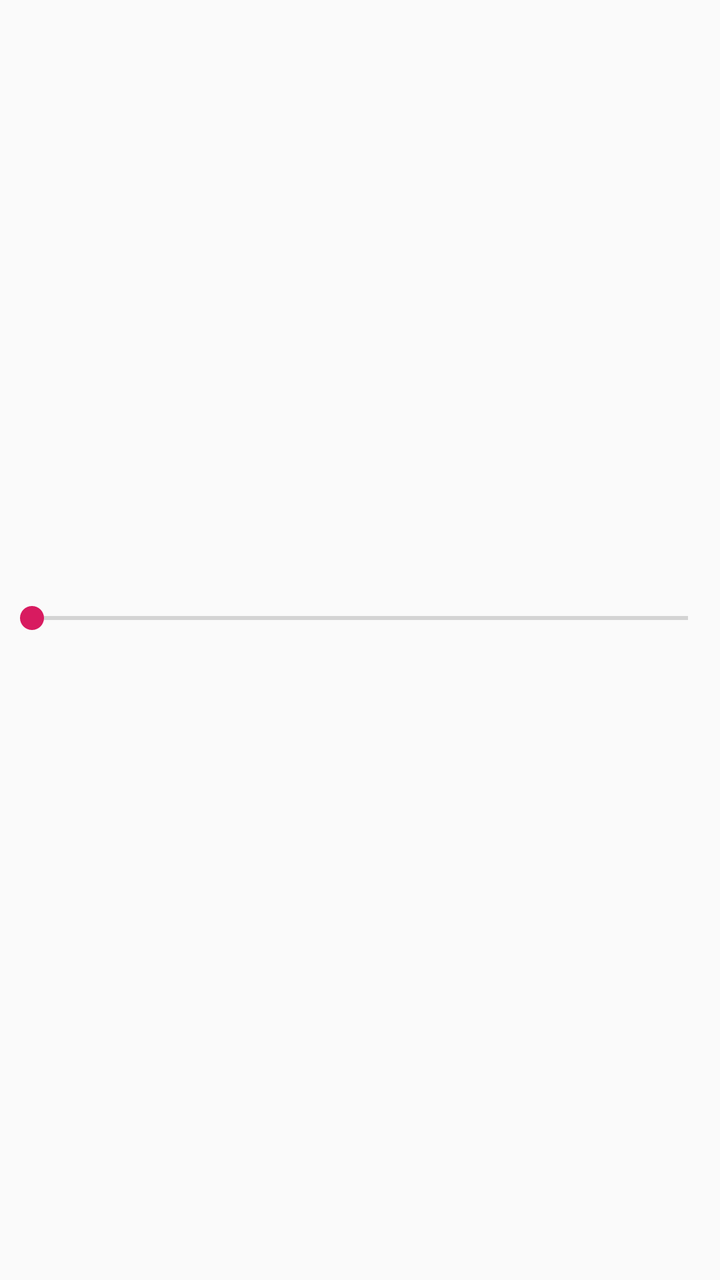
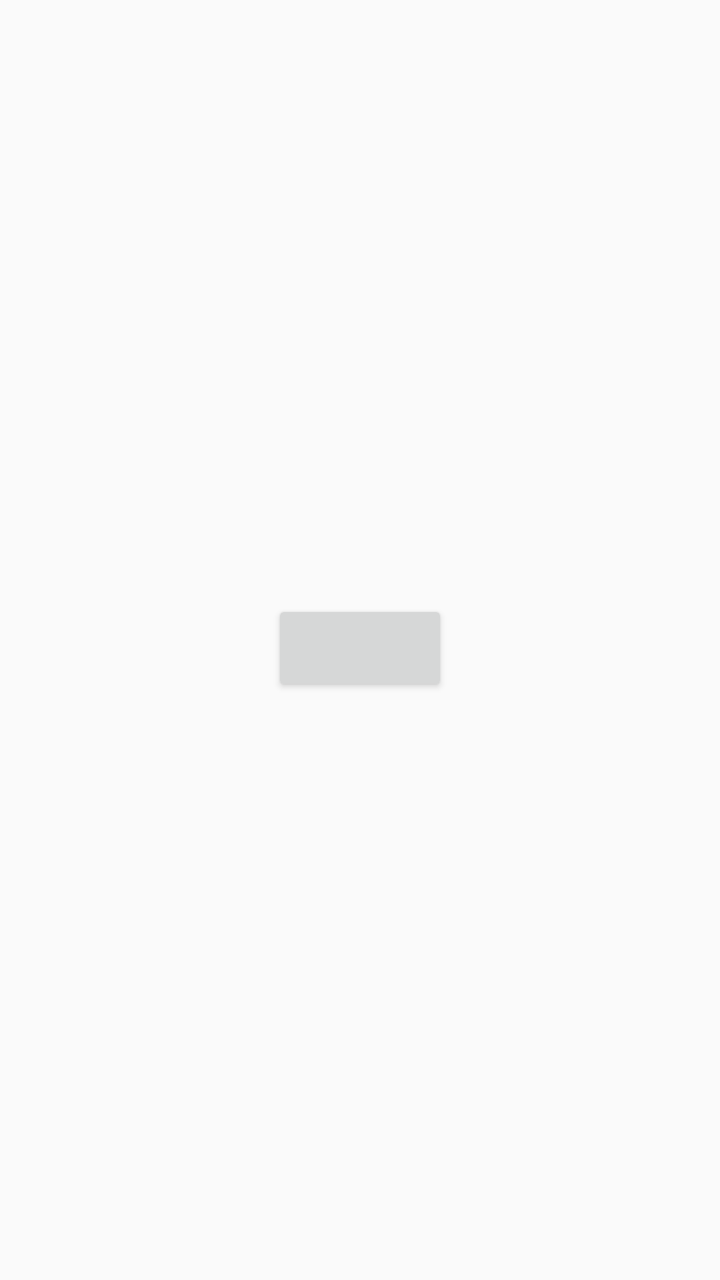

Screens rendered from an Android XML layout before and after an edit, with the pre-edit source and the edit as a unified diff.
<!-- AndroidManifest.xml: application theme AppTheme -->
<!-- res/layout/activity_main.xml -->
<LinearLayout xmlns:android="http://schemas.android.com/apk/res/android"
    android:layout_width="match_parent"
    android:layout_height="match_parent"
    android:orientation="vertical">

    <android.support.v4.view.ViewPager

        android:id="@+id/pager"
        android:layout_width="match_parent"
        android:layout_height="@dimen/size300dp">

    </android.support.v4.view.ViewPager>

    <SeekBar
        android:id="@+id/seek"
        android:layout_width="match_parent"
        android:layout_height="wrap_content"
        android:max="590" />

</LinearLayout>
<!-- resources referenced by this layout -->
<resources>
  <dimen name="size300dp">300dp</dimen>
  <style name="AppTheme" parent="Theme.AppCompat.Light.DarkActionBar">
          
          <item name="colorPrimary">@color/colorPrimary</item>
          <item name="colorPrimaryDark">@color/colorPrimaryDark</item>
          <item name="colorAccent">@color/colorAccent</item>
      </style>
  <color name="colorPrimary">#04d9c2</color>
  <color name="colorPrimaryDark">#00574B</color>
  <color name="colorAccent">#D81B60</color>
</resources>

<!-- the commit's change to res/layout/activity_main.xml (unified diff, before → after) -->
@@ -3,18 +3,22 @@
     android:layout_height="match_parent"
     android:orientation="vertical">
 
-    <android.support.v4.view.ViewPager
+<ImageView
+    android:id="@+id/iv_image"
+    android:layout_width="match_parent"
+    android:layout_height="@dimen/size300dp"
+    />
 
-        android:id="@+id/pager"
+    <Button
+        android:layout_gravity="center_horizontal"
+        android:layout_width="wrap_content"
+        android:layout_height="wrap_content"
+        android:onClick="changecolor"/>
+
+
+    <ImageView
+        android:id="@+id/iv_image2"
         android:layout_width="match_parent"
-        android:layout_height="@dimen/size300dp">
-
-    </android.support.v4.view.ViewPager>
-
-    <SeekBar
-        android:id="@+id/seek"
-        android:layout_width="match_parent"
-        android:layout_height="wrap_content"
-        android:max="590" />
-
+        android:layout_height="@dimen/size300dp"
+        />
 </LinearLayout>
